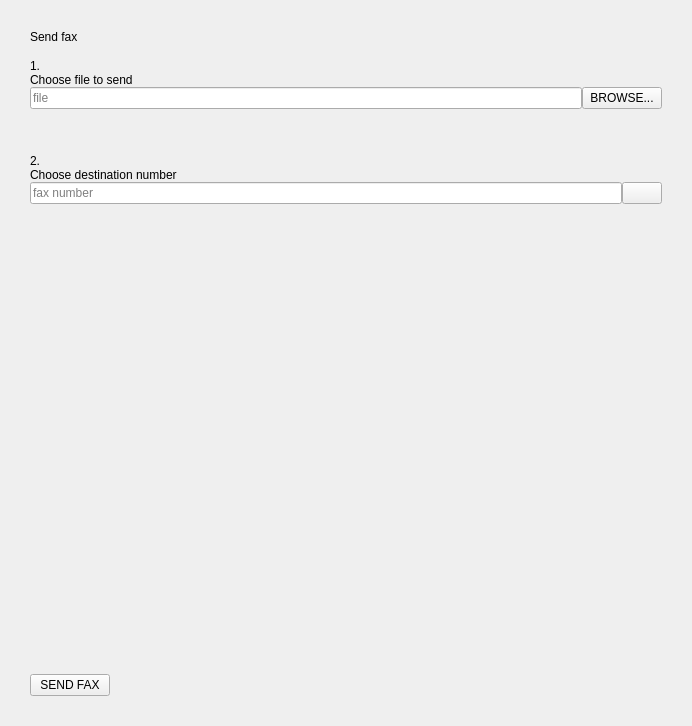
This is xivoclient/src/xlets/fax/fax_widget.ui in wazo-platform/wazo-client-qt as Qt 5 draws it before an edit. The edited form follows.
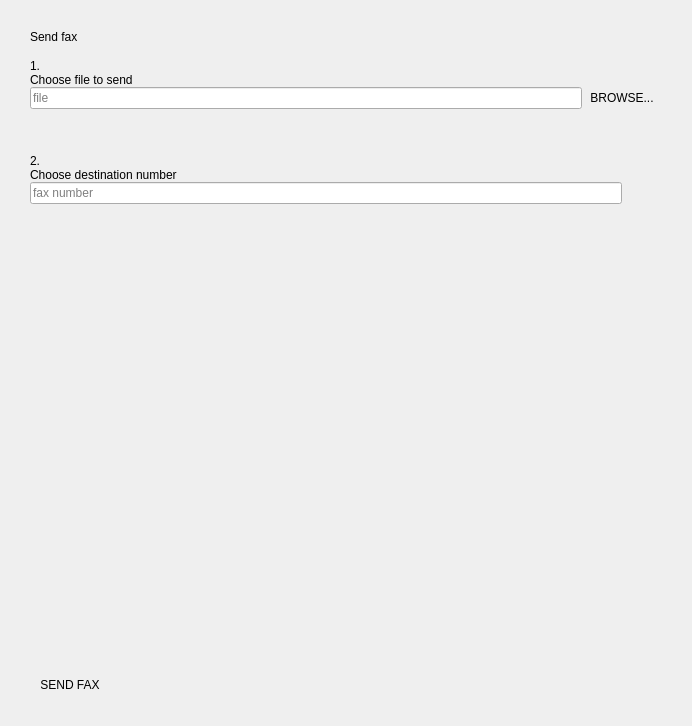
This is the edited form. Icons and pictures are not drawn. Custom widgets are drawn as their Qt base class.

Commit message:
change qpushbutton to flat
The non-flat button cause layout bug with mac

```diff
--- a/xivoclient/src/xlets/fax/fax_widget.ui
+++ b/xivoclient/src/xlets/fax/fax_widget.ui
@@ -133,6 +133,9 @@
           <property name="text">
            <string>BROWSE...</string>
           </property>
+          <property name="flat">
+           <bool>true</bool>
+          </property>
           <property name="qss_tags" stdset="0">
            <stringlist notr="true">
             <string>black</string>
@@ -234,6 +237,9 @@
             <height>13</height>
            </size>
           </property>
+          <property name="flat">
+           <bool>true</bool>
+          </property>
           <property name="qss_tags" stdset="0">
            <stringlist notr="true">
             <string>black</string>
@@ -279,6 +285,9 @@
        <property name="text">
         <string>SEND FAX</string>
        </property>
+       <property name="flat">
+        <bool>true</bool>
+       </property>
        <property name="qss_tags" stdset="0">
         <stringlist notr="true">
          <string>orange</string>
```
